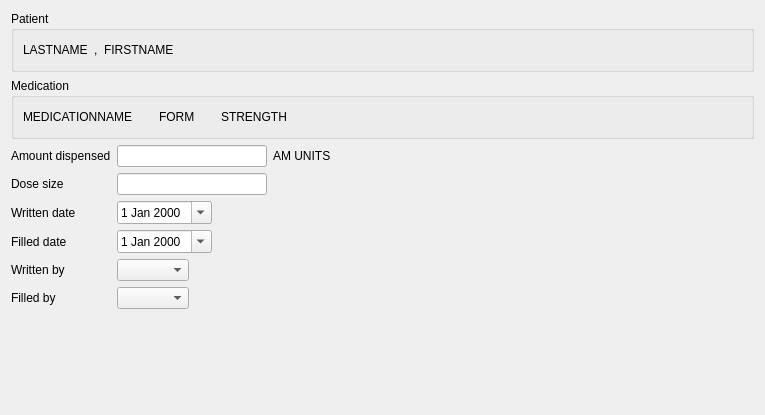
Old version of the form mtrack/apw_page01.ui in the repository kyledevans/Medicine-Track.
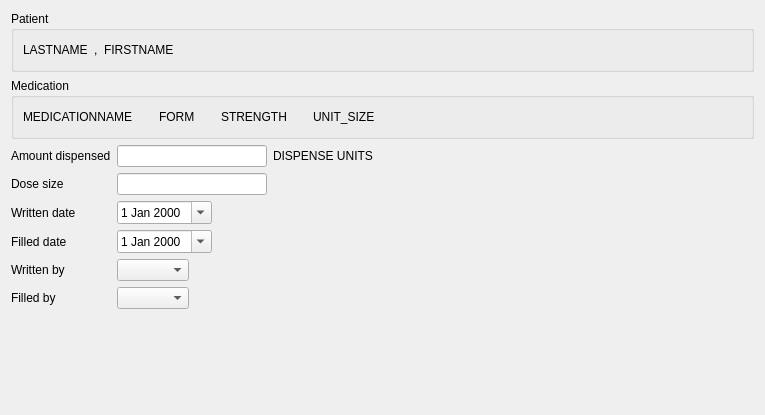
New version of the form.

Commit message: Changed schema.  Updated code to fit. 	modified:   mtrack/altermedicationwizard.cpp 	modified:   mtrack/apw_page00.cpp 	modified:   mtrack/apw_page01.cpp 	modified:   mtrack/apw_page01.ui 	modified:   mtrack/database_info.txt 	modified:   mtrack/medicationrecord.cpp 	modified:   mtrack/medicationrecord.h 	modified:   mtrack/medicationsframe.cpp 	modified:   mtrack/nmw_page00.cpp 	modified:   mtrack/nmw_page00.ui

```diff
--- a/mtrack/apw_page01.ui
+++ b/mtrack/apw_page01.ui
@@ -116,6 +116,29 @@
         </property>
        </widget>
       </item>
+      <item>
+       <spacer name="horizontalSpacer_10">
+        <property name="orientation">
+         <enum>Qt::Horizontal</enum>
+        </property>
+        <property name="sizeType">
+         <enum>QSizePolicy::Fixed</enum>
+        </property>
+        <property name="sizeHint" stdset="0">
+         <size>
+          <width>20</width>
+          <height>20</height>
+         </size>
+        </property>
+       </spacer>
+      </item>
+      <item>
+       <widget class="QLabel" name="unitSizeLabel">
+        <property name="text">
+         <string>UNIT_SIZE</string>
+        </property>
+       </widget>
+      </item>
       <item>
        <spacer name="horizontalSpacer_3">
         <property name="orientation">
@@ -165,7 +188,7 @@
        <item>
         <widget class="QLabel" name="amUnitsLabel">
          <property name="text">
-          <string>AM UNITS</string>
+          <string>DISPENSE UNITS</string>
          </property>
         </widget>
        </item>
```
Left out of the diff: 2 changed lines with no effect on the pictures. The commit also changes 9 other files.
